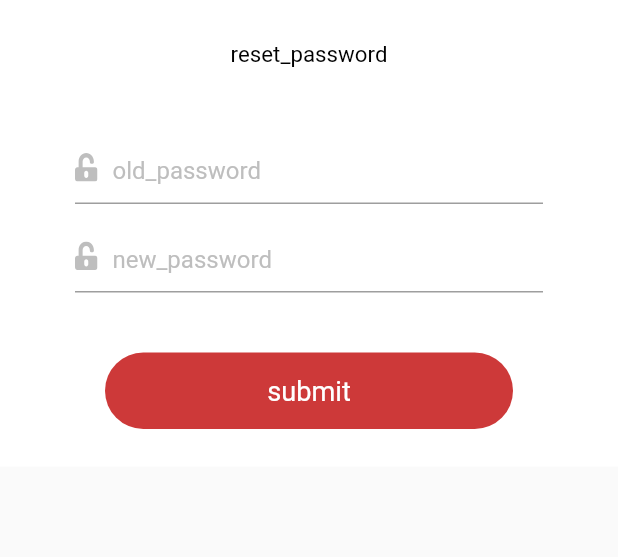
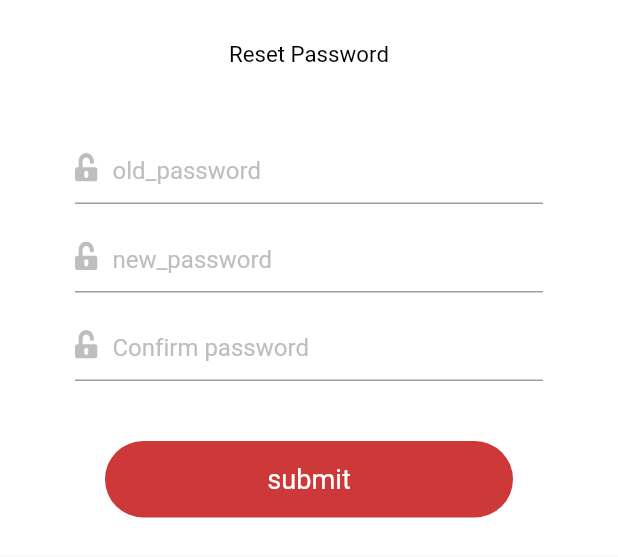
Before and after one commit to faiqkhan480/Vyp, a Flutter app: the ResetPassDialog widget shown alone on an empty page, opened directly with empty values, on a phone screen of 412 x 824 dp. Shown: the top 557 px of the screen. Run offline on Flutter 3.47's test engine with Material 2 defaults, Android fonts, the phone set to English and light mode, and no system bars; our stand-ins replace flutter_svg, geocoding, geolocator, get, get_storage, google_maps_flutter and 2 more; accounts and stored records are empty; network calls fail.

Commit message:
add confirm pass field & set dropdown for country change..

```diff
--- a/lib/components/reset_pass.dart
+++ b/lib/components/reset_pass.dart
@@ -28,7 +28,7 @@ class ResetPassDialog extends StatelessWidget {
               VerticalSpace(40),
               // PASSWORD FIELD
               TextFormField(
-                controller: controller.passField,
+                controller: controller.newPassword,
                 obscureText: true,
                 validator: controller.textValidator,
                 decoration: InputDecoration(
@@ -45,9 +45,9 @@ class ResetPassDialog extends StatelessWidget {
                 ),
               ),
               VerticalSpace(10),
-              // CONFIRM PASSWORD FIELD
+              // NEW PASSWORD FIELD
               TextFormField(
-                controller: controller.confirmPassword,
+                controller: controller.passField,
                 obscureText: true,
                 validator: controller.textValidator,
                 decoration: InputDecoration(
@@ -60,6 +60,25 @@ class ResetPassDialog extends StatelessWidget {
                   contentPadding: EdgeInsets.zero,
                   alignLabelWithHint: true,
                   labelText: "new_password".tr,
+                  labelStyle: TextStyle(color: AppColors.lightGrey, fontFamily: 'Heebo'),
+                ),
+              ),
+              VerticalSpace(10),
+              // CONFIRM PASSWORD FIELD
+              TextFormField(
+                controller: controller.confirmPassword,
+                obscureText: true,
+                validator: controller.confirmPassValidator,
+                decoration: InputDecoration(
+                  isDense: true,
+                  prefixIconConstraints: BoxConstraints(maxWidth: 40),
+                  prefixIcon: Padding(
+                    padding: const EdgeInsets.only(top: 15.0, bottom: 15.0, right: 10),
+                    child: SvgPicture.asset("assets/images/svgs/lock_open.svg"),
+                  ),
+                  contentPadding: EdgeInsets.zero,
+                  alignLabelWithHint: true,
+                  labelText: "confirm_password".tr,
                   labelStyle: TextStyle(color: AppColors.lightGrey, fontFamily: 'Heebo'),
                 ),
               ),
--- a/lib/controllers/auth_controller.dart
+++ b/lib/controllers/auth_controller.dart
@@ -35,6 +35,7 @@ class AuthController extends GetxController {
   TextEditingController nationality = TextEditingController();
   TextEditingController birthday = TextEditingController();
   TextEditingController registerPassword = TextEditingController();
+  TextEditingController newPassword = TextEditingController();
   TextEditingController confirmPassword = TextEditingController();
 
   bool get loginForm => isLogin.value;
--- a/lib/lang/en_us.dart
+++ b/lib/lang/en_us.dart
@@ -52,4 +52,6 @@ const Map<String, String> en_US = {
   "select_all": "Select All",
   "select_folder": "Select Folder",
   "select_the_folder": "Select the folder!",
+  "reset_password": "Reset Password",
+  "change_lang": "Change Language",
 };
```
Also changed, not shown: lib/components/search_sheet.dart (+8 -2 lines), lib/components/setting_sheet.dart (+16 -11 lines), lib/controllers/search_controller.dart (+21 -4 lines).
